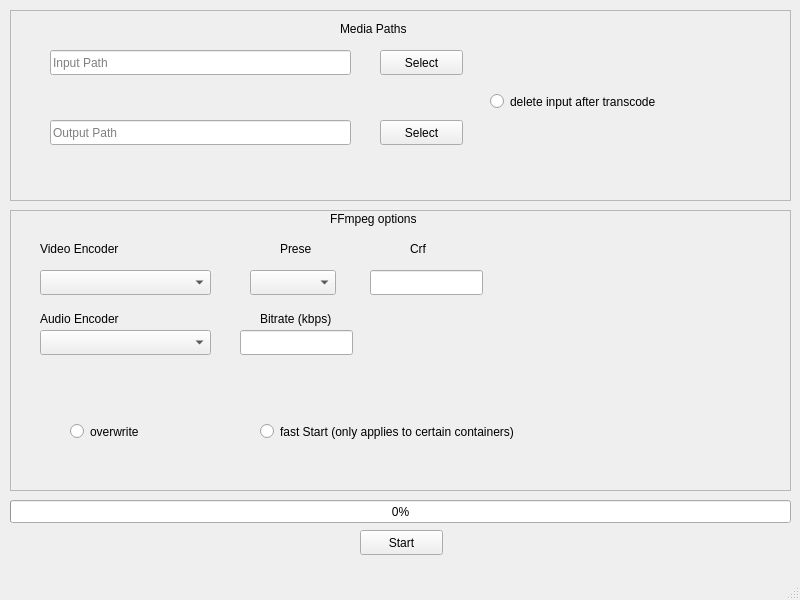
This is mainwindow.ui in seanmeaney/batch-rencode-qt as Qt 5 draws it before an edit. The edited form follows.
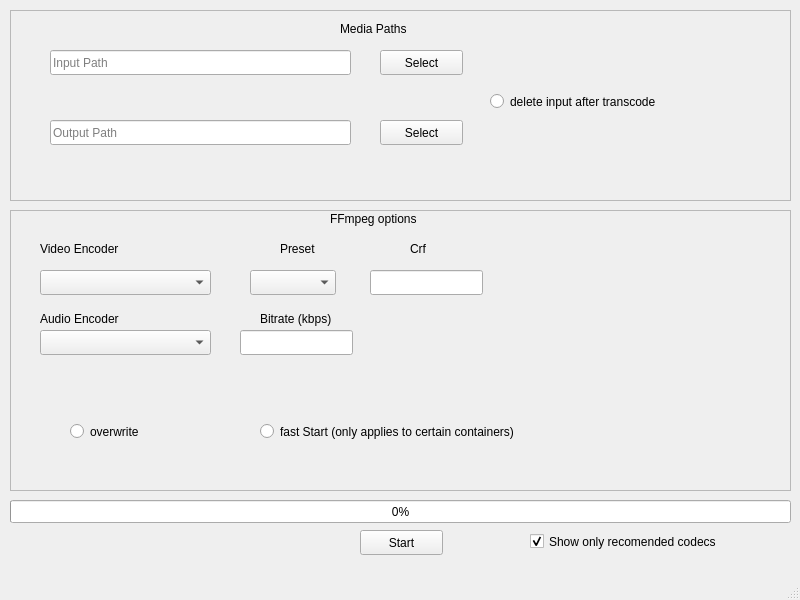
This is the edited form.

Commit message: added partial support for parising codec info, made ffPath static in case we need to generate more workers later

```diff
--- a/mainwindow.ui
+++ b/mainwindow.ui
@@ -235,7 +235,7 @@
       <rect>
        <x>270</x>
        <y>30</y>
-       <width>31</width>
+       <width>51</width>
        <height>17</height>
       </rect>
      </property>
@@ -316,6 +316,22 @@
      <number>0</number>
     </property>
    </widget>
+   <widget class="QCheckBox" name="onlyRecomended">
+    <property name="geometry">
+     <rect>
+      <x>530</x>
+      <y>530</y>
+      <width>241</width>
+      <height>23</height>
+     </rect>
+    </property>
+    <property name="text">
+     <string>Show only recomended codecs</string>
+    </property>
+    <property name="checked">
+     <bool>true</bool>
+    </property>
+   </widget>
   </widget>
   <widget class="QMenuBar" name="menubar">
    <property name="geometry">
```
Left out of the diff: 2 changed lines with no effect on the pictures. The commit also changes 5 other files.
